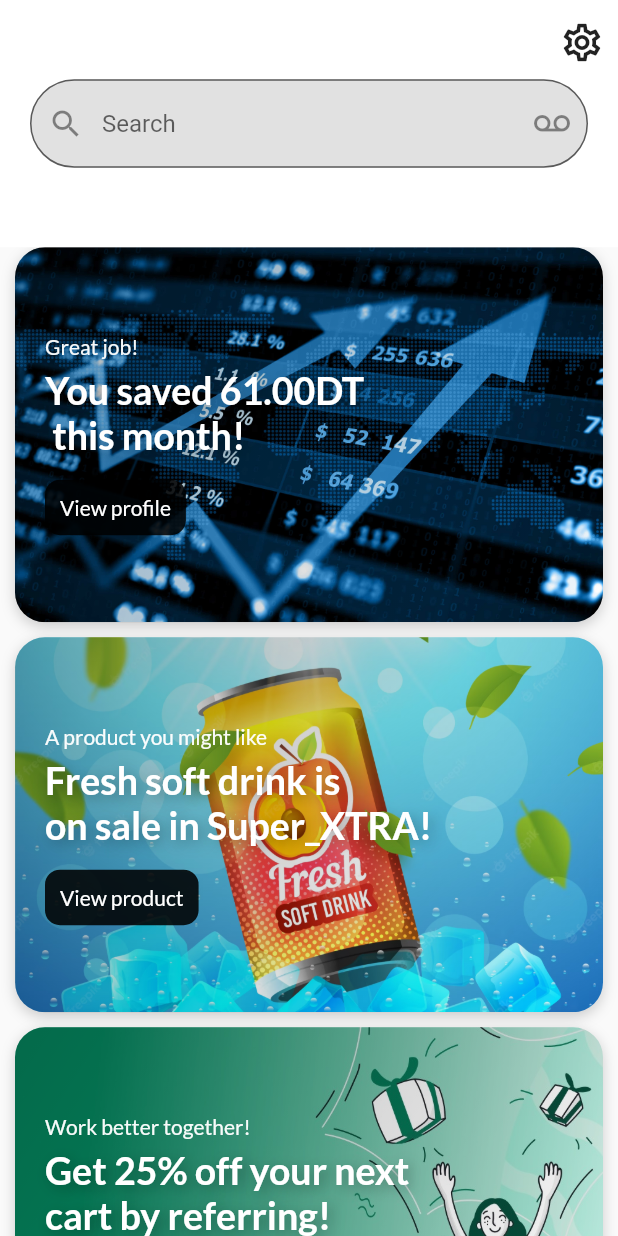
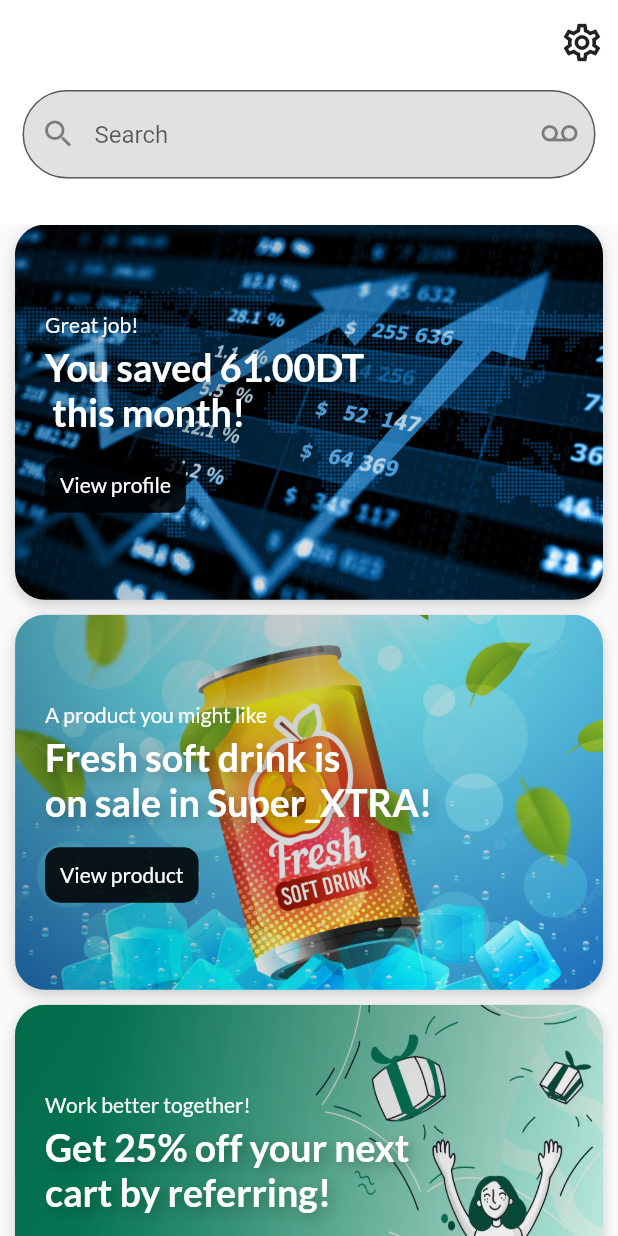
Before and after one commit to OussemaZaier/guidini, a Flutter app: the HomePage screen opened directly, on a phone screen of 412 x 824 dp. Run offline on Flutter 3.47's test engine with Material 2 defaults, Android fonts, the phone set to English and light mode, and no system bars; our stand-ins replace blur, dio, flutter_snake_navigationbar, get, intro_slider; generated files the repository leaves out were written again.

Commit message:
minor changes to homepage

```diff
--- a/lib/Screens/HomePage/main.dart
+++ b/lib/Screens/HomePage/main.dart
@@ -18,8 +18,13 @@
               flexibleSpace: Container(
                 child: Center(
                   child: Padding(
-                    padding: const EdgeInsets.all(20.0),
-                    child: TextField(
+                    padding: const EdgeInsets.all(15.0),
+                    child: Column(
+                      children: [
+                        kSizedBox1,
+                        kSizedBox1,
+                        kSizedBox1,
+                        TextField(
                           cursorColor: Colors.black,
                           decoration: InputDecoration(
                             prefixIcon: Icon(Icons.search),
@@ -34,10 +39,12 @@
                             hintText: 'Search',
                           ),
                         ),
+                      ],
                     ),
                   ),
                 ),
-              expandedHeight: MediaQuery.of(context).size.height / 5,
+              ),
+              expandedHeight: MediaQuery.of(context).size.height / 5.5,
               actions: <Widget>[
                 IconButton(
                   icon: const Icon(
```
Lines whose indentation alone changed are shown as unchanged.
